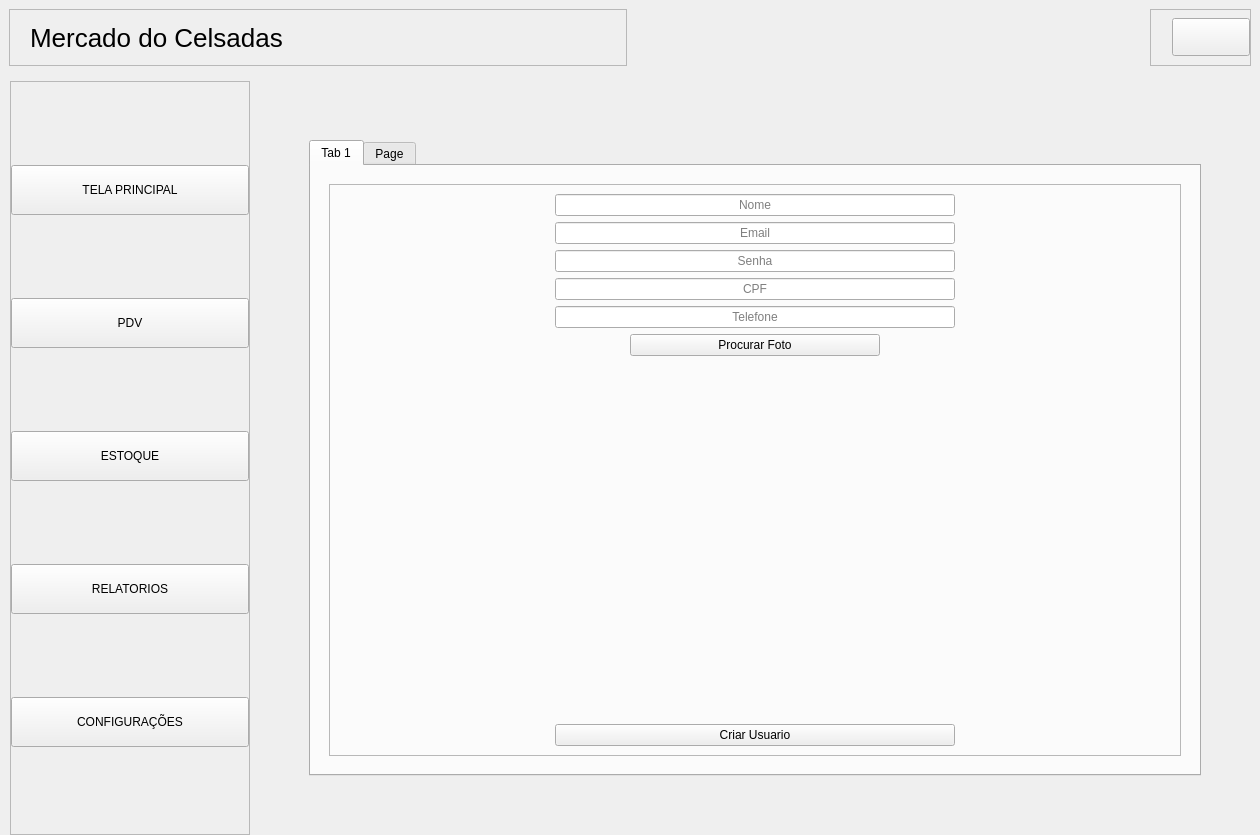
First picture: the form in ui_tela_principal.ui, repository CelsoLucas/Mercado, before the edit.
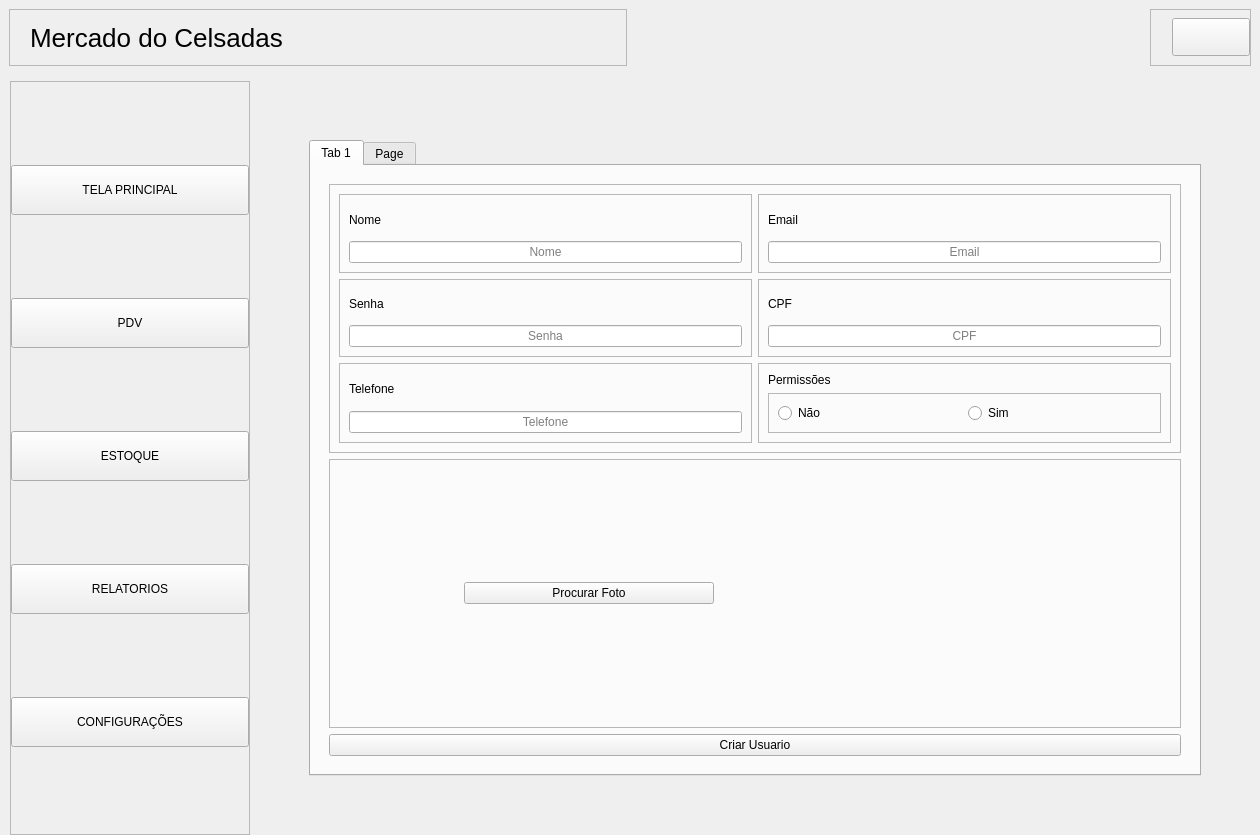
Second picture: the form after the edit. The open tabs and pages were chosen to show the change. Icons and pictures are not drawn.

```diff
--- a/ui_tela_principal.ui
+++ b/ui_tela_principal.ui
@@ -2993,61 +2993,266 @@
                          <enum>QFrame::Shadow::Raised</enum>
                         </property>
                         <layout class="QGridLayout" name="gridLayout_3">
-                         <item row="7" column="0">
-                          <widget class="QPushButton" name="btn_adc_usuario">
-                           <property name="text">
-                            <string>Criar Usuario</string>
+                         <item row="3" column="0">
+                          <widget class="QFrame" name="frame_24">
+                           <property name="frameShape">
+                            <enum>QFrame::Shape::StyledPanel</enum>
                            </property>
-                          </widget>
-                         </item>
-                         <item row="2" column="0">
-                          <widget class="QLineEdit" name="input_senha_adc_usuario">
-                           <property name="maximumSize">
-                            <size>
-                             <width>400</width>
-                             <height>16777215</height>
-                            </size>
+                           <property name="frameShadow">
+                            <enum>QFrame::Shadow::Raised</enum>
                            </property>
-                           <property name="styleSheet">
-                            <string notr="true"/>
-                           </property>
-                           <property name="echoMode">
-                            <enum>QLineEdit::EchoMode::Password</enum>
-                           </property>
-                           <property name="alignment">
-                            <set>Qt::AlignmentFlag::AlignCenter</set>
-                           </property>
-                           <property name="placeholderText">
-                            <string>Senha</string>
-                           </property>
+                           <layout class="QVBoxLayout" name="verticalLayout_65">
+                            <item>
+                             <widget class="QLabel" name="txt_senha">
+                              <property name="text">
+                               <string>Senha</string>
+                              </property>
+                             </widget>
+                            </item>
+                            <item>
+                             <widget class="QLineEdit" name="input_senha_adc_usuario">
+                              <property name="maximumSize">
+                               <size>
+                                <width>400</width>
+                                <height>16777215</height>
+                               </size>
+                              </property>
+                              <property name="styleSheet">
+                               <string notr="true"/>
+                              </property>
+                              <property name="echoMode">
+                               <enum>QLineEdit::EchoMode::Password</enum>
+                              </property>
+                              <property name="alignment">
+                               <set>Qt::AlignmentFlag::AlignCenter</set>
+                              </property>
+                              <property name="placeholderText">
+                               <string>Senha</string>
+                              </property>
+                             </widget>
+                            </item>
+                           </layout>
                           </widget>
                          </item>
                          <item row="0" column="0">
-                          <widget class="QLineEdit" name="input_nome_adc_usuario">
-                           <property name="maximumSize">
-                            <size>
-                             <width>400</width>
-                             <height>16777215</height>
-                            </size>
+                          <widget class="QFrame" name="frame_22">
+                           <property name="frameShape">
+                            <enum>QFrame::Shape::StyledPanel</enum>
                            </property>
-                           <property name="font">
-                            <font>
-                             <italic>false</italic>
-                             <fontweight>DemiBold</fontweight>
-                            </font>
+                           <property name="frameShadow">
+                            <enum>QFrame::Shadow::Raised</enum>
                            </property>
-                           <property name="styleSheet">
-                            <string notr="true"/>
+                           <layout class="QVBoxLayout" name="verticalLayout_63">
+                            <item>
+                             <widget class="QLabel" name="txt_nome">
+                              <property name="text">
+                               <string>Nome</string>
+                              </property>
+                             </widget>
+                            </item>
+                            <item>
+                             <widget class="QLineEdit" name="input_nome_adc_usuario">
+                              <property name="maximumSize">
+                               <size>
+                                <width>400</width>
+                                <height>16777215</height>
+                               </size>
+                              </property>
+                              <property name="font">
+                               <font>
+                                <italic>false</italic>
+                                <fontweight>DemiBold</fontweight>
+                               </font>
+                              </property>
+                              <property name="styleSheet">
+                               <string notr="true"/>
+                              </property>
+                              <property name="alignment">
+                               <set>Qt::AlignmentFlag::AlignCenter</set>
+                              </property>
+                              <property name="placeholderText">
+                               <string>Nome</string>
+                              </property>
+                             </widget>
+                            </item>
+                           </layout>
+                          </widget>
+                         </item>
+                         <item row="0" column="1">
+                          <widget class="QFrame" name="frame_23">
+                           <property name="frameShape">
+                            <enum>QFrame::Shape::StyledPanel</enum>
                            </property>
-                           <property name="alignment">
-                            <set>Qt::AlignmentFlag::AlignCenter</set>
+                           <property name="frameShadow">
+                            <enum>QFrame::Shadow::Raised</enum>
                            </property>
-                           <property name="placeholderText">
-                            <string>Nome</string>
+                           <layout class="QVBoxLayout" name="verticalLayout_64">
+                            <item>
+                             <widget class="QLabel" name="txt_email">
+                              <property name="text">
+                               <string>Email</string>
+                              </property>
+                             </widget>
+                            </item>
+                            <item>
+                             <widget class="QLineEdit" name="input_email_adc_usuario">
+                              <property name="maximumSize">
+                               <size>
+                                <width>400</width>
+                                <height>16777215</height>
+                               </size>
+                              </property>
+                              <property name="styleSheet">
+                               <string notr="true"/>
+                              </property>
+                              <property name="alignment">
+                               <set>Qt::AlignmentFlag::AlignCenter</set>
+                              </property>
+                              <property name="placeholderText">
+                               <string>Email</string>
+                              </property>
+                             </widget>
+                            </item>
+                           </layout>
+                          </widget>
+                         </item>
+                         <item row="3" column="1">
+                          <widget class="QFrame" name="frame_25">
+                           <property name="frameShape">
+                            <enum>QFrame::Shape::StyledPanel</enum>
                            </property>
+                           <property name="frameShadow">
+                            <enum>QFrame::Shadow::Raised</enum>
+                           </property>
+                           <layout class="QVBoxLayout" name="verticalLayout_66">
+                            <item>
+                             <widget class="QLabel" name="txt_cpf">
+                              <property name="text">
+                               <string>CPF</string>
+                              </property>
+                             </widget>
+                            </item>
+                            <item>
+                             <widget class="QLineEdit" name="input_cpf_adc_usuario">
+                              <property name="maximumSize">
+                               <size>
+                                <width>400</width>
+                                <height>16777215</height>
+                               </size>
+                              </property>
+                              <property name="styleSheet">
+                               <string notr="true"/>
+                              </property>
+                              <property name="alignment">
+                               <set>Qt::AlignmentFlag::AlignCenter</set>
+                              </property>
+                              <property name="placeholderText">
+                               <string>CPF</string>
+                              </property>
+                             </widget>
+                            </item>
+                           </layout>
                           </widget>
                          </item>
-                         <item row="5" column="0" alignment="Qt::AlignmentFlag::AlignHCenter">
+                         <item row="4" column="1">
+                          <widget class="QFrame" name="frame_28">
+                           <property name="frameShape">
+                            <enum>QFrame::Shape::StyledPanel</enum>
+                           </property>
+                           <property name="frameShadow">
+                            <enum>QFrame::Shadow::Raised</enum>
+                           </property>
+                           <layout class="QVBoxLayout" name="verticalLayout_68">
+                            <item>
+                             <widget class="QLabel" name="txt_permissoes">
+                              <property name="text">
+                               <string>Permissões</string>
+                              </property>
+                             </widget>
+                            </item>
+                            <item>
+                             <widget class="QFrame" name="frame_29">
+                              <property name="frameShape">
+                               <enum>QFrame::Shape::StyledPanel</enum>
+                              </property>
+                              <property name="frameShadow">
+                               <enum>QFrame::Shadow::Raised</enum>
+                              </property>
+                              <layout class="QHBoxLayout" name="horizontalLayout_33">
+                               <item>
+                                <widget class="QRadioButton" name="perm_n">
+                                 <property name="text">
+                                  <string>Não</string>
+                                 </property>
+                                </widget>
+                               </item>
+                               <item>
+                                <widget class="QRadioButton" name="perm_s">
+                                 <property name="text">
+                                  <string>Sim</string>
+                                 </property>
+                                </widget>
+                               </item>
+                              </layout>
+                             </widget>
+                            </item>
+                           </layout>
+                          </widget>
+                         </item>
+                         <item row="4" column="0">
+                          <widget class="QFrame" name="frame_26">
+                           <property name="frameShape">
+                            <enum>QFrame::Shape::StyledPanel</enum>
+                           </property>
+                           <property name="frameShadow">
+                            <enum>QFrame::Shadow::Raised</enum>
+                           </property>
+                           <layout class="QVBoxLayout" name="verticalLayout_67">
+                            <item>
+                             <widget class="QLabel" name="txt_telefone">
+                              <property name="text">
+                               <string>Telefone</string>
+                              </property>
+                             </widget>
+                            </item>
+                            <item>
+                             <widget class="QLineEdit" name="input_telefone_adc_usuario">
+                              <property name="maximumSize">
+                               <size>
+                                <width>400</width>
+                                <height>16777215</height>
+                               </size>
+                              </property>
+                              <property name="styleSheet">
+                               <string notr="true"/>
+                              </property>
+                              <property name="inputMask">
+                               <string/>
+                              </property>
+                              <property name="alignment">
+                               <set>Qt::AlignmentFlag::AlignCenter</set>
+                              </property>
+                              <property name="placeholderText">
+                               <string>Telefone</string>
+                              </property>
+                             </widget>
+                            </item>
+                           </layout>
+                          </widget>
+                         </item>
+                        </layout>
+                       </widget>
+                      </item>
+                      <item>
+                       <widget class="QFrame" name="frame_27">
+                        <property name="frameShape">
+                         <enum>QFrame::Shape::StyledPanel</enum>
+                        </property>
+                        <property name="frameShadow">
+                         <enum>QFrame::Shadow::Raised</enum>
+                        </property>
+                        <layout class="QHBoxLayout" name="horizontalLayout_32">
+                         <item>
                           <widget class="QPushButton" name="btn_procurar_ft_adc_usuario">
                            <property name="minimumSize">
                             <size>
@@ -3055,73 +3260,25 @@
                              <height>0</height>
                             </size>
                            </property>
+                           <property name="maximumSize">
+                            <size>
+                             <width>200</width>
+                             <height>16777215</height>
+                            </size>
+                           </property>
                            <property name="text">
                             <string>Procurar Foto</string>
                            </property>
                           </widget>
                          </item>
-                         <item row="4" column="0">
-                          <widget class="QLineEdit" name="input_telefone_adc_usuario">
-                           <property name="maximumSize">
-                            <size>
-                             <width>400</width>
-                             <height>16777215</height>
-                            </size>
-                           </property>
-                           <property name="styleSheet">
-                            <string notr="true"/>
-                           </property>
-                           <property name="inputMask">
-                            <string/>
-                           </property>
-                           <property name="alignment">
-                            <set>Qt::AlignmentFlag::AlignCenter</set>
-                           </property>
-                           <property name="placeholderText">
-                            <string>Telefone</string>
-                           </property>
-                          </widget>
-                         </item>
-                         <item row="1" column="0">
-                          <widget class="QLineEdit" name="input_email_adc_usuario">
-                           <property name="maximumSize">
-                            <size>
-                             <width>400</width>
-                             <height>16777215</height>
-                            </size>
-                           </property>
-                           <property name="styleSheet">
-                            <string notr="true"/>
-                           </property>
-                           <property name="alignment">
-                            <set>Qt::AlignmentFlag::AlignCenter</set>
-                           </property>
-                           <property name="placeholderText">
-                            <string>Email</string>
-                           </property>
-                          </widget>
-                         </item>
-                         <item row="3" column="0">
-                          <widget class="QLineEdit" name="input_cpf_adc_usuario">
-                           <property name="maximumSize">
-                            <size>
-                             <width>400</width>
-                             <height>16777215</height>
-                            </size>
-                           </property>
-                           <property name="styleSheet">
-                            <string notr="true"/>
-                           </property>
-                           <property name="alignment">
-                            <set>Qt::AlignmentFlag::AlignCenter</set>
-                           </property>
-                           <property name="placeholderText">
-                            <string>CPF</string>
-                           </property>
-                          </widget>
-                         </item>
-                         <item row="6" column="0">
+                         <item>
                           <widget class="QLabel" name="label_img_adc_usuario">
+                           <property name="maximumSize">
+                            <size>
+                             <width>200</width>
+                             <height>200</height>
+                            </size>
+                           </property>
                            <property name="text">
                             <string/>
                            </property>
@@ -3130,6 +3287,13 @@
                         </layout>
                        </widget>
                       </item>
+                      <item>
+                       <widget class="QPushButton" name="btn_adc_usuario">
+                        <property name="text">
+                         <string>Criar Usuario</string>
+                        </property>
+                       </widget>
+                      </item>
                      </layout>
                     </widget>
                    </widget>
```
Left out of the diff: 23 changed lines with no effect on the pictures.
